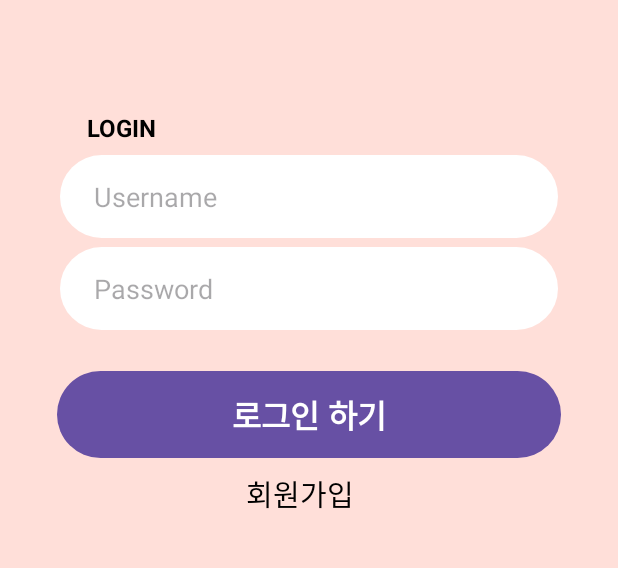
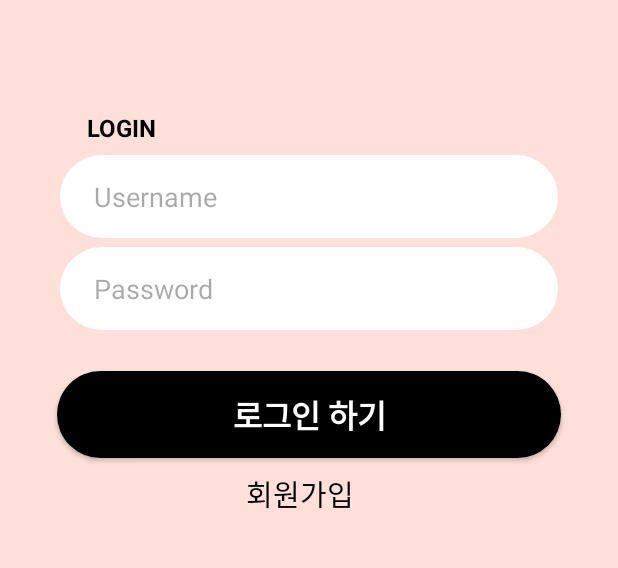
Before and after one commit to CaZaIt/CaZaIt-Android-Private, an Android app: the screen it shows after launch (SignInActivity), on a phone screen of 412 x 824 dp, the part 392-960 px from its top. Run offline under Robolectric (Android 15) with nearby library versions, the phone set to English and light mode, and no system bars; our stand-ins replace Dagger/Hilt's generated code, data binding.

Commit message:
[Fix] #1 - 버튼 속성 변경
- 테마가 Theme.Material3.DayNight.NoActionBar 로 변경
- 따라서 평소 사용하던 <Button>으로는 버튼의 색변경 불가
- <Button>을 <androidx.appcompat.widget.AppCompatButton>로 변경해서 버튼 색 변

```diff
--- a/app/src/main/res/layout/activity_sign_in.xml
+++ b/app/src/main/res/layout/activity_sign_in.xml
@@ -60,13 +60,14 @@
             app:layout_constraintStart_toStartOf="parent"
             app:layout_constraintEnd_toEndOf="parent"/>
 
-        <Button
+        <androidx.appcompat.widget.AppCompatButton
             android:id="@+id/btn_dologin"
             android:layout_width="0dp"
             android:layout_height="58dp"
             android:text="@string/btn_dologin"
             android:textStyle="bold"
             android:textSize="21sp"
+            android:textColor="@color/main_white"
             android:background="@drawable/roundcorner_dologin"
             android:layout_marginTop="27dp"
             android:layout_marginStart="38dp"
```
